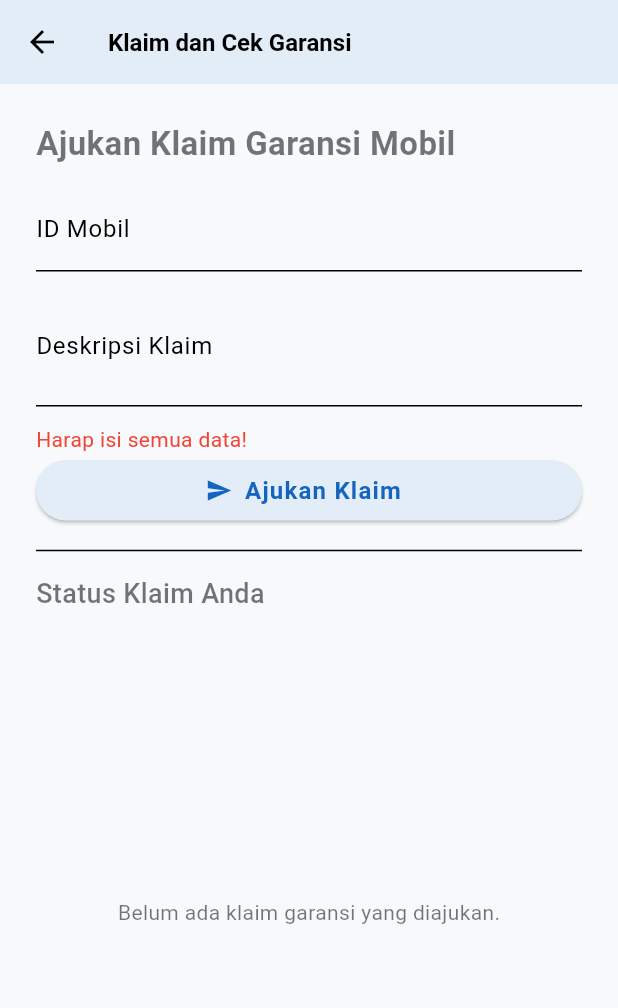
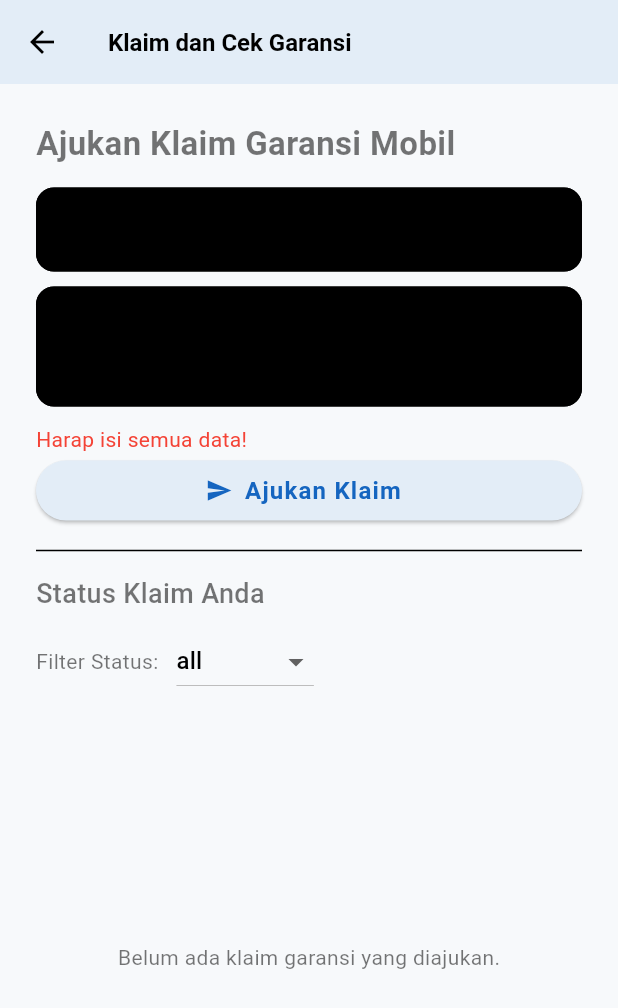
Before and after one commit to Bavastravan/flutter_showroom_mobil, a Flutter app: the KlaimScreen screen opened by its route, after a tap on "Ajukan Klaim", on a phone screen of 412 x 824 dp. Shown: the top 1008 px of the screen. Run offline on Flutter 3.47's test engine with Material 3 defaults, Android fonts, the phone set to English and light mode, and no system bars; our stand-ins replace cloud_firestore, firebase_auth, firebase_core, google_sign_in, sign_in_with_apple; accounts and stored records are empty.

Commit message:
Edit detail garansi

```diff
--- a/lib/screens/garansi/klaim_screen.dart
+++ b/lib/screens/garansi/klaim_screen.dart
@@ -11,8 +11,10 @@ class KlaimScreen extends StatefulWidget {
 class _KlaimScreenState extends State<KlaimScreen> {
   final _mobilIdController = TextEditingController();
   final _deskripsiController = TextEditingController();
+
   bool _isLoading = false;
   String? _errorMessage, _successMessage;
+  String _selectedStatus = 'all';
 
   // Submit pengajuan klaim garansi
   Future<void> _submitKlaim() async {
@@ -30,7 +32,9 @@ class _KlaimScreenState extends State<KlaimScreen> {
       });
       return;
     }
-    if (_mobilIdController.text.trim().isEmpty || _deskripsiController.text.trim().isEmpty) {
+
+    if (_mobilIdController.text.trim().isEmpty ||
+        _deskripsiController.text.trim().isEmpty) {
       setState(() {
         _errorMessage = 'Harap isi semua data!';
         _isLoading = false;
@@ -46,6 +50,7 @@ class _KlaimScreenState extends State<KlaimScreen> {
         'status': 'pending',
         'createdAt': FieldValue.serverTimestamp(),
       });
+
       setState(() {
         _successMessage = 'Klaim berhasil diajukan!';
         _mobilIdController.clear();
@@ -66,71 +71,124 @@ class _KlaimScreenState extends State<KlaimScreen> {
   Stream<QuerySnapshot<Map<String, dynamic>>> _userKlaimsStream() {
     final user = FirebaseAuth.instance.currentUser;
     if (user == null) return const Stream.empty();
-    return FirebaseFirestore.instance
+
+    var query = FirebaseFirestore.instance
         .collection('garansi')
-        .where('userId', isEqualTo: user.uid)
-        .orderBy('createdAt', descending: true)
-        .snapshots();
+        .where('userId', isEqualTo: user.uid);
+
+    if (_selectedStatus != 'all') {
+      query = query.where('status', isEqualTo: _selectedStatus);
+    }
+
+    return query.orderBy('createdAt', descending: true).snapshots();
   }
 
   @override
   Widget build(BuildContext context) {
     return Scaffold(
-      appBar: AppBar(title: Text('Klaim dan Cek Garansi')),
+      appBar: AppBar(title: const Text('Klaim dan Cek Garansi')),
       body: Padding(
         padding: const EdgeInsets.all(24),
         child: Column(
           crossAxisAlignment: CrossAxisAlignment.start,
           children: [
             Text('Ajukan Klaim Garansi Mobil', style: AppTextStyles.heading2),
-            SizedBox(height: 14),
+            const SizedBox(height: 14),
+
+            // Input ID Mobil
             TextField(
   controller: _mobilIdController,
   decoration: InputDecoration(
-                labelText: 'ID Mobil',
-                hintText: 'Masukkan ID mobil yang ingin diklaim',
+    hintText: 'ID Mobil',
+    prefixIcon: Icon(Icons.directions_car),
+    contentPadding: EdgeInsets.symmetric(vertical: 16, horizontal: 16), // 🔧 ini penting
+    border: OutlineInputBorder(borderRadius: BorderRadius.circular(12)),
+    filled: true,
+    fillColor: const Color.fromARGB(255, 0, 0, 0),
   ),
 ),
-            SizedBox(height: 10),
+            const SizedBox(height: 10),
+
            TextField(
   controller: _deskripsiController,
   minLines: 2,
   maxLines: 4,
   decoration: InputDecoration(
-                labelText: 'Deskripsi Klaim',
-                hintText: 'Jelaskan masalah pada mobil anda',
+    hintText: 'Deskripsi Klaim',
+    prefixIcon: Icon(Icons.description),
+    contentPadding: EdgeInsets.symmetric(vertical: 16, horizontal: 16),
+    border: OutlineInputBorder(borderRadius: BorderRadius.circular(12)),
+    filled: true,
+    fillColor: const Color.fromARGB(255, 0, 0, 0),
   ),
 ),
-            SizedBox(height: 12),
-            if (_errorMessage != null) Text(_errorMessage!, style: TextStyle(color: Colors.red)),
-            if (_successMessage != null) Text(_successMessage!, style: TextStyle(color: Colors.green)),
+            const SizedBox(height: 12),
+
+            // Pesan error / sukses
+            if (_errorMessage != null)
+              Text(_errorMessage!, style: const TextStyle(color: Colors.red)),
+            if (_successMessage != null)
+              Text(_successMessage!, style: const TextStyle(color: Colors.green)),
+
+            // Tombol submit klaim
             SizedBox(
               width: double.infinity,
               child: ElevatedButton.icon(
-                icon: Icon(Icons.send),
-                label: Text('Ajukan Klaim'),
+                icon: const Icon(Icons.send),
+                label: const Text('Ajukan Klaim'),
                 onPressed: _isLoading ? null : _submitKlaim,
               ),
             ),
-            Divider(height: 32, thickness: 1),
+
+            const Divider(height: 32, thickness: 1),
             Text('Status Klaim Anda', style: AppTextStyles.heading3),
-            SizedBox(height: 8),
+            const SizedBox(height: 8),
+
+            // Filter klaim
+            Row(
+              children: [
+                Text('Filter Status:', style: AppTextStyles.body2),
+                const SizedBox(width: 12),
+                DropdownButton<String>(
+                  value: _selectedStatus,
+                  items: ['all', 'pending', 'approved', 'rejected']
+                      .map((s) => DropdownMenuItem(
+                            value: s,
+                            child: Text(s),
+                          ))
+                      .toList(),
+                  onChanged: (val) {
+                    setState(() {
+                      _selectedStatus = val!;
+                    });
+                  },
+                ),
+              ],
+            ),
+            const SizedBox(height: 12),
+
+            // Daftar klaim
             Expanded(
               child: StreamBuilder<QuerySnapshot<Map<String, dynamic>>>(
                 stream: _userKlaimsStream(),
                 builder: (context, snapshot) {
                   if (snapshot.connectionState == ConnectionState.waiting) {
-                    return Center(child: CircularProgressIndicator());
+                    return const Center(child: CircularProgressIndicator());
                   }
                   if (!snapshot.hasData || snapshot.data!.docs.isEmpty) {
-                    return Center(child: Text('Belum ada klaim garansi yang diajukan.', style: AppTextStyles.body2));
+                    return Center(
+                      child: Text(
+                        'Belum ada klaim garansi yang diajukan.',
+                        style: AppTextStyles.body2,
+                      ),
+                    );
                   }
 
                   final klaims = snapshot.data!.docs;
 
                   return ListView.separated(
                     itemCount: klaims.length,
-                    separatorBuilder: (_, __) => SizedBox(height: 10),
+                    separatorBuilder: (_, __) => const SizedBox(height: 10),
                     itemBuilder: (context, index) {
                       final klaim = klaims[index];
                       final status = klaim['status'] ?? 'pending';
@@ -140,21 +198,59 @@ class _KlaimScreenState extends State<KlaimScreen> {
                       if (klaim['createdAt'] != null) {
                         created = (klaim['createdAt'] as Timestamp).toDate();
                       }
+
                       return Card(
-                        margin: EdgeInsets.zero,
-                        child: ListTile(
-                          title: Text('Mobil ID: $mobilId'),
-                          subtitle: Column(
+                        elevation: 5,
+                        shape: RoundedRectangleBorder(
+                          borderRadius: BorderRadius.circular(16),
+                        ),
+                        child: Container(
+                          decoration: BoxDecoration(
+                            borderRadius: BorderRadius.circular(16),
+                            gradient: LinearGradient(
+                              colors: [Colors.blue.shade50, Colors.white],
+                              begin: Alignment.topLeft,
+                              end: Alignment.bottomRight,
+                            ),
+                          ),
+                          padding: const EdgeInsets.all(16),
+                          child: Column(
                             crossAxisAlignment: CrossAxisAlignment.start,
                             children: [
-                              Text('Deskripsi: $deskripsi', style: AppTextStyles.body2),
-                              SizedBox(height: 8),
-                              Text('Status: $status', style: TextStyle(fontWeight: FontWeight.bold)),
-                              if (created != null)
-                                Text('Diajukan: ${created.day}-${created.month}-${created.year}', style: AppTextStyles.body2),
+                              Row(
+                                children: [
+                                  const Icon(Icons.directions_car,
+                                      size: 30, color: Colors.blue),
+                                  const SizedBox(width: 8),
+                                  Text('Mobil ID: $mobilId',
+                                      style: AppTextStyles.heading3),
+                                  const Spacer(),
+                                  Icon(
+                                    status == 'approved'
+                                        ? Icons.check_circle
+                                        : status == 'rejected'
+                                            ? Icons.cancel
+                                            : Icons.hourglass_top,
+                                    color: status == 'approved'
+                                        ? Colors.green
+                                        : status == 'rejected'
+                                            ? Colors.red
+                                            : Colors.orange,
+                                  ),
                                 ],
                               ),
-                          leading: Icon(Icons.verified, color: status == 'approved' ? Colors.green : Colors.orange),
+                              const SizedBox(height: 10),
+                              Text('Deskripsi: $deskripsi',
+                                  style: AppTextStyles.body2),
+                              if (created != null)
+                                Text(
+                                  'Diajukan: ${created.day}-${created.month}-${created.year}',
+                                  style: AppTextStyles.body2.copyWith(
+                                    color: Colors.grey,
+                                  ),
+                                ),
+                            ],
+                          ),
                         ),
                       );
                     },
```
Lines whose indentation alone changed are shown as unchanged.
